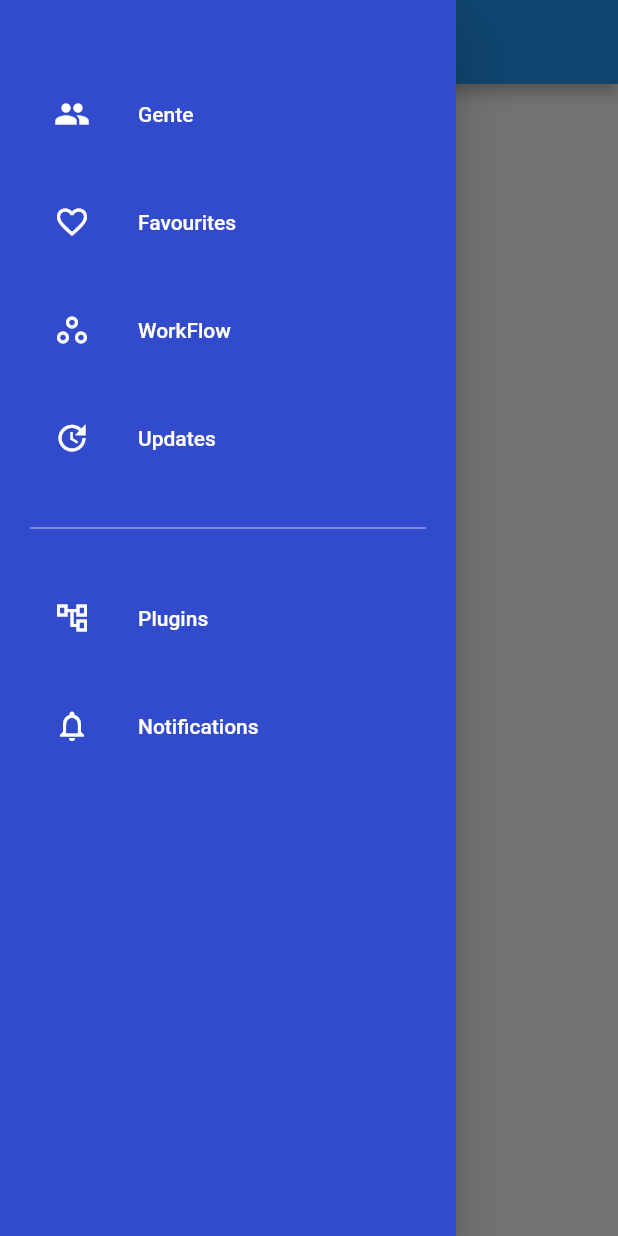
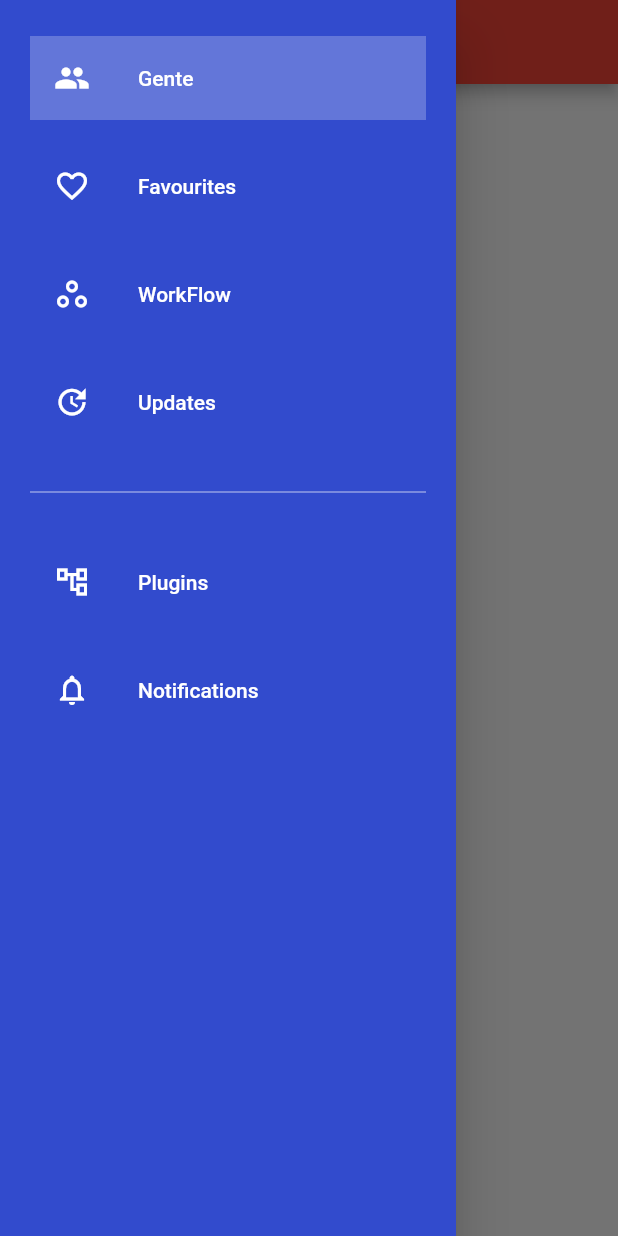
Before and after one commit to EduardinDev/widgetsFlutter, a Flutter app: the screen it shows after launch, with the side drawer open, on a phone screen of 412 x 824 dp. Run offline on Flutter 3.47's test engine with Material 2 defaults, Android fonts, the phone set to English and light mode, and no system bars; our stand-ins replace sliding_up_panel.

Commit message:
se creó widget sidebar_provider

```diff
--- a/lib/main.dart
+++ b/lib/main.dart
@@ -1,17 +1,24 @@
 
 
 import 'package:draggablesheet/pages/pages.dart';
+import 'package:draggablesheet/pages/sidebars/sidebar_provider/provider/navigation_provider.dart';
 import 'package:flutter/material.dart';
+import 'package:provider/provider.dart';
 
 void main() => runApp(MyApp());
 
 class MyApp extends StatelessWidget {
   @override
   Widget build(BuildContext context) {
-    return MaterialApp(
-      debugShowCheckedModeBanner: false,
-      title: 'Material App',
-      home: SidebarBlue()
+    return MultiProvider(
+      providers: [
+        ChangeNotifierProvider(create: (_) => new NavigationProvider()),
+      ],
+      child: MaterialApp(
+        debugShowCheckedModeBanner: false,
+        title: 'Material App',
+        home: SidebarProvider()
+      ),
     );
   }
 }
--- a/lib/pages/pages.dart
+++ b/lib/pages/pages.dart
@@ -1,2 +1,7 @@
+//DRAGGABLES
+export 'package:draggablesheet/pages/draggables/draggable_map/draggableMap.dart';
+
+
+//SIDEBARS
 export 'package:draggablesheet/pages/sidebars/sidebar_blue_basic/sidebarBlue.dart';
-export 'package:draggablesheet/pages/draggables/draggable_map/draggableMap.dart';
+export 'package:draggablesheet/pages/sidebars/sidebar_provider/sidebarProvider.dart';
--- a/lib/pages/sidebars/sidebar_blue_basic/sidebarBlue.dart
+++ b/lib/pages/sidebars/sidebar_blue_basic/sidebarBlue.dart
@@ -12,6 +12,7 @@ class _SidebarBlueState extends State<SidebarBlue> {
     drawer: NavigationDrawerWidget(),
     appBar: AppBar(
       title: Text('Navigation Drawer'),
+      centerTitle: true,
     ),
   );
 }
--- /dev/null
+++ b/lib/pages/sidebars/sidebar_provider/favouritesPage.dart
@@ -0,0 +1,15 @@
+
+import 'package:draggablesheet/pages/sidebars/sidebar_provider/navigation_drawer.dart';
+import 'package:flutter/material.dart';
+
+class FavouritesPage extends StatelessWidget {
+  @override
+  Widget build(BuildContext context) => Scaffold(
+        drawer: NavigationDrawerWidget(),
+        appBar: AppBar(
+          title: Text('Favourites Page'),
+          centerTitle: true,
+          backgroundColor: Colors.green,
+        ),
+      );
+}
--- /dev/null
+++ b/lib/pages/sidebars/sidebar_provider/navigation_drawer.dart
@@ -0,0 +1,111 @@
+import 'package:draggablesheet/pages/sidebars/sidebar_provider/navigation_item.dart';
+import 'package:draggablesheet/pages/sidebars/sidebar_provider/provider/navigation_provider.dart';
+import 'package:flutter/material.dart';
+import 'package:provider/provider.dart';
+
+class NavigationDrawerWidget extends StatelessWidget {
+  final padding = EdgeInsets.symmetric(horizontal: 20);
+
+  @override
+  Widget build(BuildContext context) {
+    return Drawer(
+      child: Container(
+        color: Color.fromRGBO(50, 75, 205, 1),
+        child: ListView(
+          //padding: padding,
+          children: <Widget>[
+            Container(
+              padding: padding,
+              child: Column(
+                children: <Widget>[
+                  const SizedBox(height: 24),
+                  buildMenuItem(
+                    context,
+                    item: NavigationItem.people,
+                    text: 'Gente',
+                    icon: Icons.people,
+                    //onClicked: () => selectedItem(context, 0),
+                  ),
+                  const SizedBox(height: 16),
+                  buildMenuItem(
+                    context,
+                    item: NavigationItem.favourites,
+                    text: 'Favourites',
+                    icon: Icons.favorite_border,
+                  ),
+                  const SizedBox(height: 16),
+                  buildMenuItem(
+                    context,
+                    item: NavigationItem.workflow,
+                    text: 'WorkFlow',
+                    icon: Icons.workspaces_outline,
+                    //onClicked: () => selectedItem(context, 2),
+                  ),
+                  const SizedBox(height: 16),
+                  buildMenuItem(
+                    context,
+                    item: NavigationItem.updates,
+                    text: 'Updates',
+                    icon: Icons.update,
+                    //onClicked: () => selectedItem(context, 3),
+                  ),
+                  const SizedBox(height: 24),
+                  Divider(
+                    color: Colors.white70,
+                  ),
+                  const SizedBox(height: 24),
+                  buildMenuItem(
+                    context,
+                    item: NavigationItem.plugins,
+                    text: 'Plugins',
+                    icon: Icons.account_tree_outlined,
+                    // onClicked: () => selectedItem(context, 4),
+                  ),
+                  const SizedBox(height: 16),
+                  buildMenuItem(
+                    context,
+                    item: NavigationItem.notifications,
+                    text: 'Notifications',
+                    icon: Icons.notifications_outlined,
+                    //onClicked: () => selectedItem(context, 5),
+                  ),
+                ],
+              ),
+            )
+          ],
+        ),
+      ),
+    );
+  }
+
+  Widget buildMenuItem(BuildContext context,
+      {required NavigationItem item,
+      required String text,
+      required IconData icon}) {
+    final provider = Provider.of<NavigationProvider>(context);
+    final currentItem = provider.navigationItem;
+    final isSelected = item == currentItem;
+
+    final color = Colors.white;
+
+    return Material(
+      color: Colors.transparent,
+      child: ListTile(
+        selected: isSelected,
+        selectedTileColor: Colors.white24,
+        leading: Icon(icon, color: color),
+        title: Text(
+          text,
+          style: TextStyle(color: color),
+        ),
+        onTap: () => selecteItem(context, item),
+      ),
+    );
+  }
+
+  void selecteItem(BuildContext context, NavigationItem item) {
+    final provider = Provider.of<NavigationProvider>(context, listen: false);
+    provider.setNavigationItem(item);
+  }
+
+}
--- /dev/null
+++ b/lib/pages/sidebars/sidebar_provider/navigation_item.dart
@@ -0,0 +1,9 @@
+enum NavigationItem{
+  header,
+  people,
+  favourites,
+  workflow,
+  updates,
+  plugins,
+  notifications
+}
--- /dev/null
+++ b/lib/pages/sidebars/sidebar_provider/peoplePage.dart
@@ -0,0 +1,15 @@
+
+import 'package:draggablesheet/pages/sidebars/sidebar_provider/navigation_drawer.dart';
+import 'package:flutter/material.dart';
+
+class PeoplePage extends StatelessWidget {
+  @override
+  Widget build(BuildContext context) => Scaffold(
+    drawer: NavigationDrawerWidget(),
+    appBar: AppBar(
+      title: Text('People Page'),
+      centerTitle: true,
+      backgroundColor: Colors.red,
+    ),
+  );
+}
--- /dev/null
+++ b/lib/pages/sidebars/sidebar_provider/provider/navigation_provider.dart
@@ -0,0 +1,15 @@
+import 'package:draggablesheet/pages/sidebars/sidebar_provider/navigation_item.dart';
+import 'package:flutter/cupertino.dart';
+
+class NavigationProvider extends ChangeNotifier {
+  NavigationItem _navigationItem = NavigationItem.people;
+
+  NavigationItem get navigationItem => _navigationItem;
+
+  void setNavigationItem(NavigationItem navigationItem) {
+    _navigationItem = navigationItem;
+    notifyListeners();
+  }
+
+
+}
--- /dev/null
+++ b/lib/pages/sidebars/sidebar_provider/sidebarProvider.dart
@@ -0,0 +1,37 @@
+import 'package:draggablesheet/pages/sidebars/sidebar_provider/favouritesPage.dart';
+import 'package:draggablesheet/pages/sidebars/sidebar_provider/navigation_item.dart';
+import 'package:draggablesheet/pages/sidebars/sidebar_provider/peoplePage.dart';
+import 'package:draggablesheet/pages/sidebars/sidebar_provider/provider/navigation_provider.dart';
+import 'package:flutter/material.dart';
+import 'package:provider/provider.dart';
+
+class SidebarProvider extends StatefulWidget {
+  @override
+  _SidebarProviderState createState() => _SidebarProviderState();
+}
+
+class _SidebarProviderState extends State<SidebarProvider> {
+  @override
+  Widget build(BuildContext context) => buildPages();
+
+  Widget buildPages() {
+    final provider = Provider.of<NavigationProvider>(context);
+    final navigationItem = provider.navigationItem;
+
+    switch (navigationItem) {
+      case NavigationItem.people:
+        return PeoplePage();
+
+      case NavigationItem.favourites:
+        return FavouritesPage();
+
+      default:
+        {
+          return PeoplePage();
+        }
+    }
+  }
+
+
+
+}
--- a/pubspec.yaml
+++ b/pubspec.yaml
@@ -29,6 +29,7 @@ dependencies:
   # Use with the CupertinoIcons class for iOS style icons.
   cupertino_icons: ^1.0.2
   sliding_up_panel: ^2.0.0+1
+  provider: ^6.0.0
 
 dev_dependencies:
   flutter_test:
```
Also changed, not shown: pubspec.lock.
